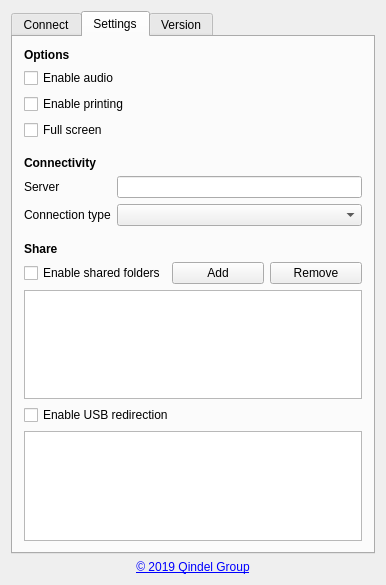
Above: qtclient/gui/mainwindow.ui from theqvd/qvd-client-qt before the change. Below: the same form after it.
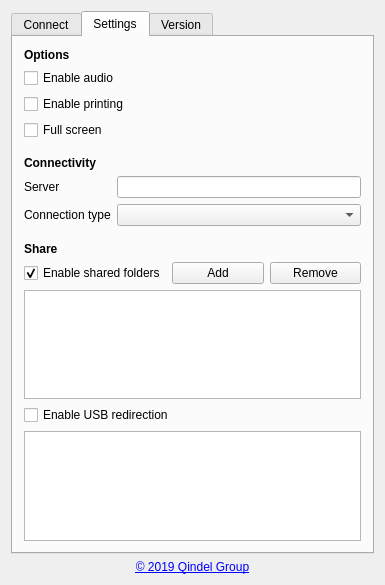
That is the form after the change. The open tabs and pages were chosen to show the change. Icons and pictures are not drawn.

```diff
--- a/qtclient/gui/mainwindow.ui
+++ b/qtclient/gui/mainwindow.ui
@@ -6,7 +6,7 @@
    <rect>
     <x>0</x>
     <y>0</y>
-    <width>386</width>
+    <width>385</width>
     <height>585</height>
    </rect>
   </property>
@@ -293,6 +293,9 @@
               <property name="text">
                <string>Enable shared folders</string>
               </property>
+              <property name="checked">
+               <bool>true</bool>
+              </property>
              </widget>
             </item>
             <item>
```
Left out of the diff: 57 changed lines with no effect on the pictures.
